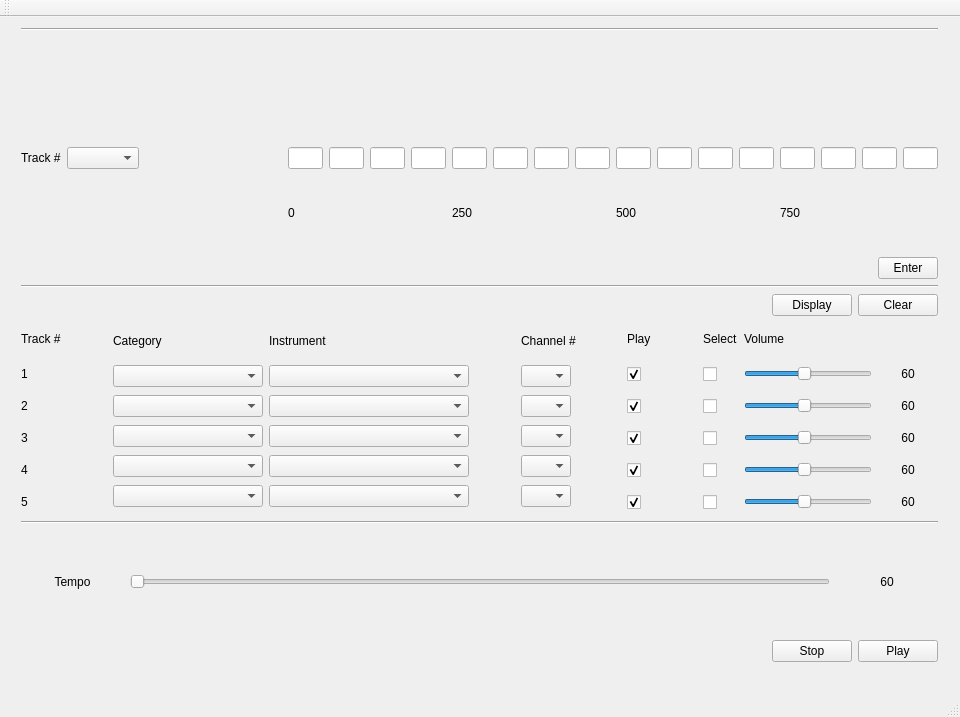
Before: the Qt Designer form mainwindow.ui in taoduo/QtSongWriter, drawn with Qt 5.
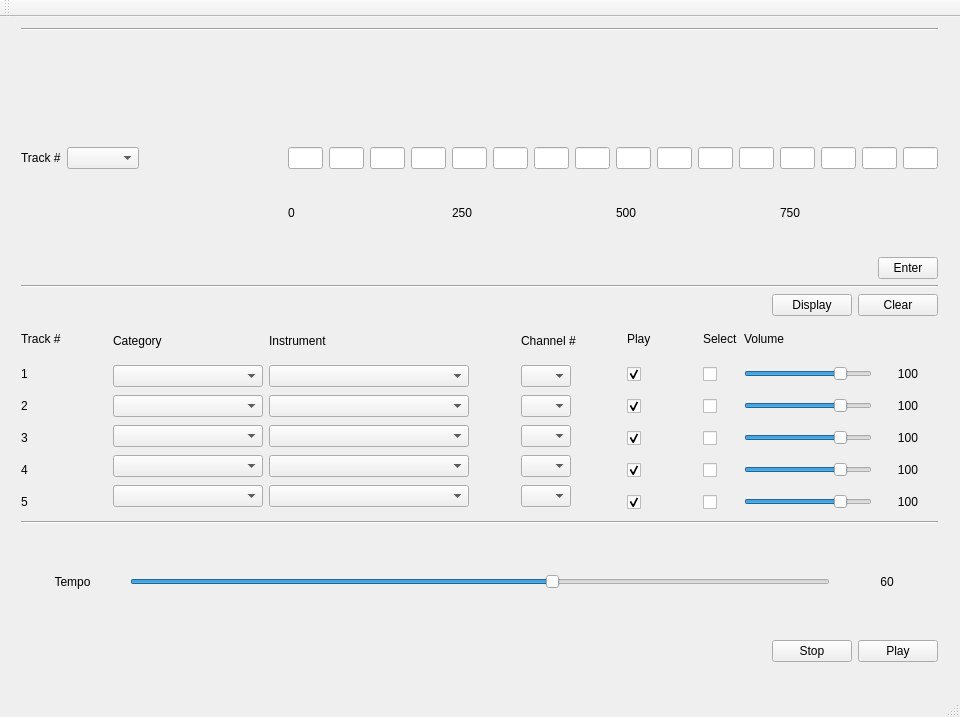
After: the same form once the commit is applied.

Commit message: set up labels

```diff
--- a/mainwindow.ui
+++ b/mainwindow.ui
@@ -937,7 +937,7 @@
                 <number>127</number>
                </property>
                <property name="value">
-                <number>60</number>
+                <number>100</number>
                </property>
                <property name="orientation">
                 <enum>Qt::Horizontal</enum>
@@ -953,7 +953,7 @@
                 </size>
                </property>
                <property name="text">
-                <string>60</string>
+                <string>100</string>
                </property>
                <property name="alignment">
                 <set>Qt::AlignCenter</set>
@@ -976,7 +976,7 @@
                 <number>127</number>
                </property>
                <property name="value">
-                <number>60</number>
+                <number>100</number>
                </property>
                <property name="orientation">
                 <enum>Qt::Horizontal</enum>
@@ -992,7 +992,7 @@
                 </size>
                </property>
                <property name="text">
-                <string>60</string>
+                <string>100</string>
                </property>
                <property name="alignment">
                 <set>Qt::AlignCenter</set>
@@ -1015,7 +1015,7 @@
                 <number>127</number>
                </property>
                <property name="value">
-                <number>60</number>
+                <number>100</number>
                </property>
                <property name="orientation">
                 <enum>Qt::Horizontal</enum>
@@ -1031,7 +1031,7 @@
                 </size>
                </property>
                <property name="text">
-                <string>60</string>
+                <string>100</string>
                </property>
                <property name="alignment">
                 <set>Qt::AlignCenter</set>
@@ -1054,7 +1054,7 @@
                 <number>127</number>
                </property>
                <property name="value">
-                <number>60</number>
+                <number>100</number>
                </property>
                <property name="orientation">
                 <enum>Qt::Horizontal</enum>
@@ -1070,7 +1070,7 @@
                 </size>
                </property>
                <property name="text">
-                <string>60</string>
+                <string>100</string>
                </property>
                <property name="alignment">
                 <set>Qt::AlignCenter</set>
@@ -1093,7 +1093,7 @@
                 <number>127</number>
                </property>
                <property name="value">
-                <number>60</number>
+                <number>100</number>
                </property>
                <property name="orientation">
                 <enum>Qt::Horizontal</enum>
@@ -1109,7 +1109,7 @@
                 </size>
                </property>
                <property name="text">
-                <string>60</string>
+                <string>100</string>
                </property>
                <property name="alignment">
                 <set>Qt::AlignCenter</set>
@@ -1157,6 +1157,9 @@
            <height>16777215</height>
           </size>
          </property>
+         <property name="value">
+          <number>60</number>
+         </property>
          <property name="orientation">
           <enum>Qt::Horizontal</enum>
          </property>
```
The commit also changes 7 other files.
